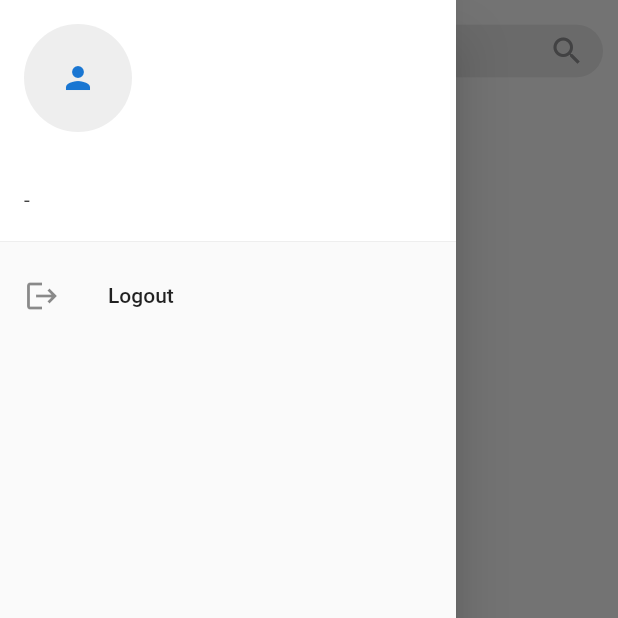
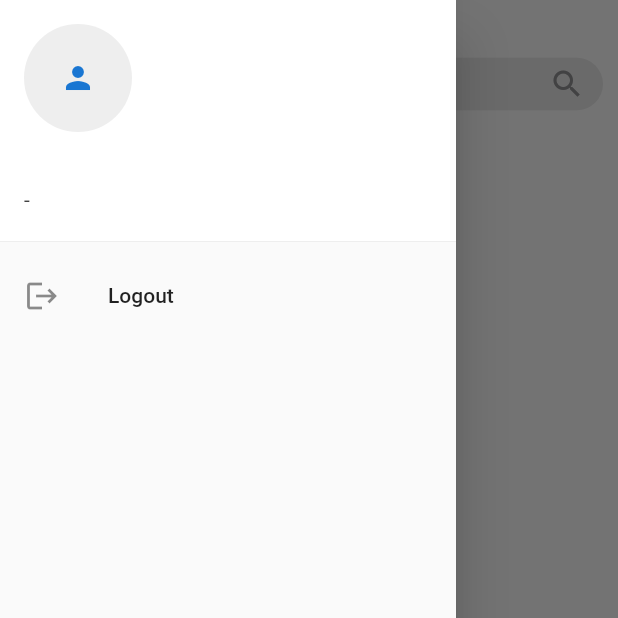
Before and after one commit to 4xMafole/test_store, a Flutter app: the HomeView screen opened directly, with the side drawer open, on a phone screen of 412 x 824 dp, the top half of it. Run offline on Flutter 3.47's test engine with Material 2 defaults, Android fonts, the phone set to English and light mode, and no system bars; our stand-ins replace bloc, equatable, flutter_bloc, formz, google_fonts, hydrated_bloc; accounts and stored records are empty; generated files the repository leaves out were written again; network calls fail.

Commit message:
fix: updated the code.

```diff
--- a/lib/home/view/home_view.dart
+++ b/lib/home/view/home_view.dart
@@ -28,7 +28,12 @@ class _HomeViewState extends State<HomeView> {
         },
       ),
       body: Padding(
-        padding: const EdgeInsets.all(10),
+        padding: const EdgeInsets.only(
+          left: 10,
+          top: 32,
+          right: 10,
+          bottom: 10,
+        ),
         child: Column(
           crossAxisAlignment: CrossAxisAlignment.start,
           children: <Widget>[
@@ -115,7 +120,7 @@ class _HomeViewState extends State<HomeView> {
                     onRefresh: () async =>
                         context.read<ProductsCubit>().refreshProducts(),
                     child: GridView.builder(
-                      physics: const AlwaysScrollableScrollPhysics(),
+                      physics: const BouncingScrollPhysics(),
                       padding: const EdgeInsets.all(10),
                       gridDelegate:
                           const SliverGridDelegateWithFixedCrossAxisCount(
```
Also changed, not shown: lib/main_development.dart (+10 -0 lines), lib/main_production.dart (+10 -0 lines), lib/main_staging.dart (+10 -0 lines), 4 other files.
